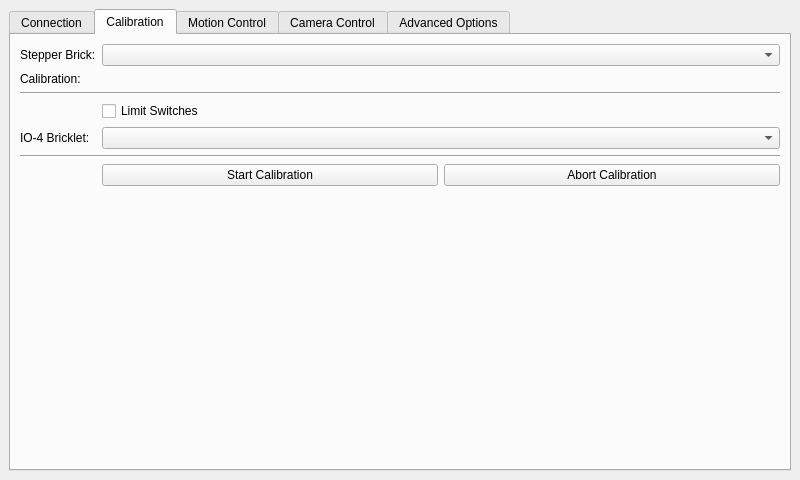
This is control/src/ui/mainwindow.ui in Tinkerforge/camera-slider as Qt 5 draws it before an edit. The edited form follows.
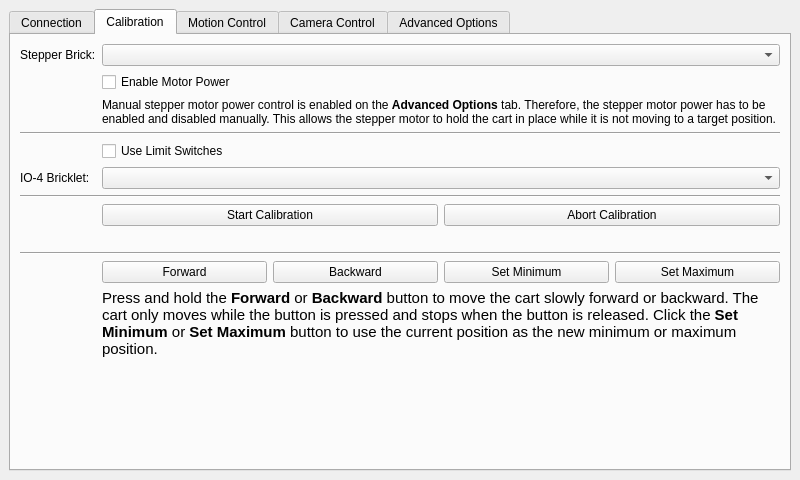
This is the edited form. The open tabs and pages were chosen to show the change.

Commit message:
control: Add manual power control option
Modify calibration process to work with it.

Diff of the .ui file:
```diff
--- a/control/src/ui/mainwindow.ui
+++ b/control/src/ui/mainwindow.ui
@@ -18,7 +18,7 @@
     <item>
      <widget class="QTabWidget" name="tab_widget">
       <property name="currentIndex">
-       <number>2</number>
+       <number>0</number>
       </property>
       <widget class="QWidget" name="tab_connection">
        <attribute name="title">
@@ -96,7 +96,7 @@
        <layout class="QVBoxLayout" name="verticalLayout_3">
         <item>
          <layout class="QGridLayout" name="gridLayout_2">
-          <item row="4" column="0">
+          <item row="5" column="0">
            <widget class="QLabel" name="label_io4_uid_title">
             <property name="text">
              <string>IO-4 Bricklet:</string>
@@ -110,31 +110,14 @@
             </property>
            </widget>
           </item>
-          <item row="1" column="1">
-           <widget class="QLabel" name="label_calibration">
-            <property name="text">
-             <string>&lt;calibration&gt;</string>
-            </property>
-            <property name="wordWrap">
-             <bool>true</bool>
-            </property>
-           </widget>
-          </item>
-          <item row="1" column="0">
-           <widget class="QLabel" name="label_calibration_title">
-            <property name="text">
-             <string>Calibration:</string>
-            </property>
-           </widget>
-          </item>
-          <item row="2" column="0" colspan="2">
+          <item row="3" column="0" colspan="5">
            <widget class="Line" name="line_3">
             <property name="orientation">
              <enum>Qt::Horizontal</enum>
             </property>
            </widget>
           </item>
-          <item row="0" column="1">
+          <item row="0" column="1" colspan="4">
            <widget class="QComboBox" name="combo_stepper_uid">
             <property name="sizePolicy">
              <sizepolicy hsizetype="Preferred" vsizetype="Fixed">
@@ -144,50 +127,112 @@
             </property>
            </widget>
           </item>
-          <item row="4" column="1">
+          <item row="5" column="1" colspan="4">
            <widget class="QComboBox" name="combo_io4_uid"/>
           </item>
-          <item row="3" column="1">
+          <item row="4" column="1" colspan="4">
            <widget class="QCheckBox" name="check_limit_switches">
             <property name="text">
-             <string>Limit Switches</string>
+             <string>Use Limit Switches</string>
             </property>
            </widget>
           </item>
-          <item row="5" column="0" colspan="2">
+          <item row="6" column="0" colspan="5">
            <widget class="Line" name="line_5">
             <property name="orientation">
              <enum>Qt::Horizontal</enum>
             </property>
            </widget>
           </item>
-          <item row="7" column="1">
-           <widget class="QLabel" name="label_calibration_step_help">
+          <item row="8" column="1" colspan="4">
+           <widget class="QLabel" name="label_calibration_help1">
             <property name="text">
-             <string>&lt;calibration-step-help&gt;</string>
+             <string>&lt;calibration-help1&gt;</string>
             </property>
             <property name="wordWrap">
              <bool>true</bool>
             </property>
            </widget>
           </item>
-          <item row="6" column="1">
-           <layout class="QHBoxLayout" name="horizontalLayout_9">
-            <item>
-             <widget class="QPushButton" name="button_start_calibration">
-              <property name="text">
-               <string>Start Calibration</string>
-              </property>
-             </widget>
-            </item>
-            <item>
-             <widget class="QPushButton" name="button_abort_calibration">
-              <property name="text">
-               <string>Abort Calibration</string>
-              </property>
-             </widget>
-            </item>
-           </layout>
+          <item row="1" column="1" colspan="4">
+           <widget class="QCheckBox" name="check_motor_power">
+            <property name="text">
+             <string>Enable Motor Power</string>
+            </property>
+           </widget>
+          </item>
+          <item row="2" column="1" colspan="4">
+           <widget class="QLabel" name="label_motor_power_help">
+            <property name="text">
+             <string>Manual stepper motor power control is enabled on the &lt;b&gt;Advanced Options&lt;/b&gt; tab. Therefore, the stepper motor power has to be enabled and disabled manually. This allows the stepper motor to hold the cart in place while it is not moving to a target position.</string>
+            </property>
+            <property name="wordWrap">
+             <bool>true</bool>
+            </property>
+           </widget>
+          </item>
+          <item row="9" column="0" colspan="5">
+           <widget class="Line" name="line_calibration_motion">
+            <property name="orientation">
+             <enum>Qt::Horizontal</enum>
+            </property>
+           </widget>
+          </item>
+          <item row="10" column="1">
+           <widget class="QPushButton" name="button_calibration_forward">
+            <property name="text">
+             <string>Forward</string>
+            </property>
+           </widget>
+          </item>
+          <item row="10" column="2">
+           <widget class="QPushButton" name="button_calibration_backward">
+            <property name="text">
+             <string>Backward</string>
+            </property>
+           </widget>
+          </item>
+          <item row="11" column="1" colspan="4">
+           <widget class="QLabel" name="label_calibration_help2">
+            <property name="text">
+             <string>&lt;!DOCTYPE HTML PUBLIC &quot;-//W3C//DTD HTML 4.0//EN&quot; &quot;http://www.w3.org/TR/REC-html40/strict.dtd&quot;&gt;
+&lt;html&gt;&lt;head&gt;&lt;meta name=&quot;qrichtext&quot; content=&quot;1&quot; /&gt;&lt;style type=&quot;text/css&quot;&gt;
+p, li { white-space: pre-wrap; }
+&lt;/style&gt;&lt;/head&gt;&lt;body style=&quot; font-family:'Ubuntu'; font-size:11pt; font-weight:400; font-style:normal;&quot;&gt;
+&lt;p style=&quot; margin-top:0px; margin-bottom:0px; margin-left:0px; margin-right:0px; -qt-block-indent:0; text-indent:0px;&quot;&gt;Press and hold the &lt;span style=&quot; font-weight:600;&quot;&gt;Forward&lt;/span&gt; or &lt;span style=&quot; font-weight:600;&quot;&gt;Backward&lt;/span&gt; button to move the cart slowly forward or backward. The cart only moves while the button is pressed and stops when the button is released. Click the &lt;span style=&quot; font-weight:600;&quot;&gt;Set Minimum&lt;/span&gt; or &lt;span style=&quot; font-weight:600;&quot;&gt;Set Maximum&lt;/span&gt; button to use the current position as the new minimum or maximum position.&lt;/p&gt;&lt;/body&gt;&lt;/html&gt;</string>
+            </property>
+            <property name="wordWrap">
+             <bool>true</bool>
+            </property>
+           </widget>
+          </item>
+          <item row="10" column="3">
+           <widget class="QPushButton" name="button_calibration_set_minimum">
+            <property name="text">
+             <string>Set Minimum</string>
+            </property>
+           </widget>
+          </item>
+          <item row="10" column="4">
+           <widget class="QPushButton" name="button_calibration_set_maximum">
+            <property name="text">
+             <string>Set Maximum</string>
+            </property>
+           </widget>
+          </item>
+          <item row="7" column="1" colspan="2">
+           <widget class="QPushButton" name="button_calibration_start">
+            <property name="text">
+             <string>Start Calibration</string>
+            </property>
+           </widget>
+          </item>
+          <item row="7" column="3" colspan="2">
+           <widget class="QPushButton" name="button_calibration_abort">
+            <property name="text">
+             <string>Abort Calibration</string>
+            </property>
+           </widget>
           </item>
          </layout>
         </item>
@@ -383,24 +428,7 @@
             </property>
            </widget>
           </item>
-          <item row="3" column="1" colspan="2">
-           <widget class="QCheckBox" name="check_enable_power">
-            <property name="text">
-             <string>Enable Power</string>
-            </property>
-           </widget>
-          </item>
           <item row="4" column="1" colspan="2">
-           <widget class="QLabel" name="label_enable_power_help">
-            <property name="text">
-             <string>Manual stepper motor power control is enabled on the Advanced Options tab. Therefore, the stepper motor power has to be enabled and disabled manually. This allows the stepper motor to hold the cart in place while it is not moving.</string>
-            </property>
-            <property name="wordWrap">
-             <bool>true</bool>
-            </property>
-           </widget>
-          </item>
-          <item row="5" column="1" colspan="2">
            <layout class="QHBoxLayout" name="horizontalLayout_10">
             <item>
              <widget class="QPushButton" name="button_stop_motion">
@@ -418,6 +446,13 @@
             </item>
            </layout>
           </item>
+          <item row="3" column="0" colspan="3">
+           <widget class="Line" name="line_6">
+            <property name="orientation">
+             <enum>Qt::Horizontal</enum>
+            </property>
+           </widget>
+          </item>
          </layout>
         </item>
         <item>
@@ -526,23 +561,23 @@
            </layout>
           </item>
           <item row="6" column="1" colspan="2">
-           <widget class="QCheckBox" name="check_reverse_direction">
+           <widget class="QCheckBox" name="check_reverse_cart_direction">
             <property name="text">
-             <string>Reverse Direction</string>
+             <string>Reverse Cart Direction</string>
             </property>
            </widget>
           </item>
           <item row="3" column="1" colspan="2">
-           <widget class="QCheckBox" name="check_manual_power_control">
+           <widget class="QCheckBox" name="check_manual_motor_power_control">
             <property name="text">
-             <string>Manual Power Control</string>
+             <string>Manual Motor Power Control</string>
             </property>
            </widget>
           </item>
           <item row="4" column="1" colspan="2">
-           <widget class="QLabel" name="label_manual_power_control_help">
+           <widget class="QLabel" name="label_manual_motor_power_control_help">
             <property name="text">
-             <string>By default the stepper motor power is automatically disabled when the cart reaches its target position. Therefore, the cart is not actively hold in place and can be moved by hand or gravity while the stepper motor is not driving it. Enable this option to keep the stepper motor continuously powered and the cart hold in place as long as the motor power is manually enabled on the &lt;b&gt;Motion Control&lt;/b&gt; tab or as long as a &lt;b&gt;Camera Control&lt;/b&gt; run is in progress.</string>
+             <string>By default the stepper motor power is automatically disabled when the cart reaches its target position. Therefore, the cart is not actively held in place and can be moved by hand or gravity while the stepper motor is not driving it. Enable this option to keep the stepper motor continuously powered and the cart held in place as long as the stepper motor power is manually enabled on the &lt;b&gt;Calibration&lt;/b&gt; tab.</string>
             </property>
             <property name="wordWrap">
              <bool>true</bool>
@@ -564,9 +599,9 @@
            </widget>
           </item>
           <item row="7" column="1" colspan="2">
-           <widget class="QLabel" name="label_reverse_direction_help">
+           <widget class="QLabel" name="label_reverse_cart_direction_help">
             <property name="text">
-             <string>Depending on how the stepper motor is connected to the Stepper Brick it might rotate in the wrong direction. Enable this option to compensate this in software.</string>
+             <string>Depending on how the stepper motor is connected to the Stepper Brick it might rotate in the wrong direction making the cart move in the wrong direction. Enable this option to compensate this in software.</string>
             </property>
             <property name="wordWrap">
              <bool>true</bool>
@@ -636,7 +671,7 @@
           <property name="sizeHint" stdset="0">
            <size>
             <width>20</width>
-            <height>0</height>
+            <height>40</height>
            </size>
           </property>
          </spacer>
```
Left out of the diff: 31 changed lines with no effect on the pictures. The commit also changes 1 other file.
